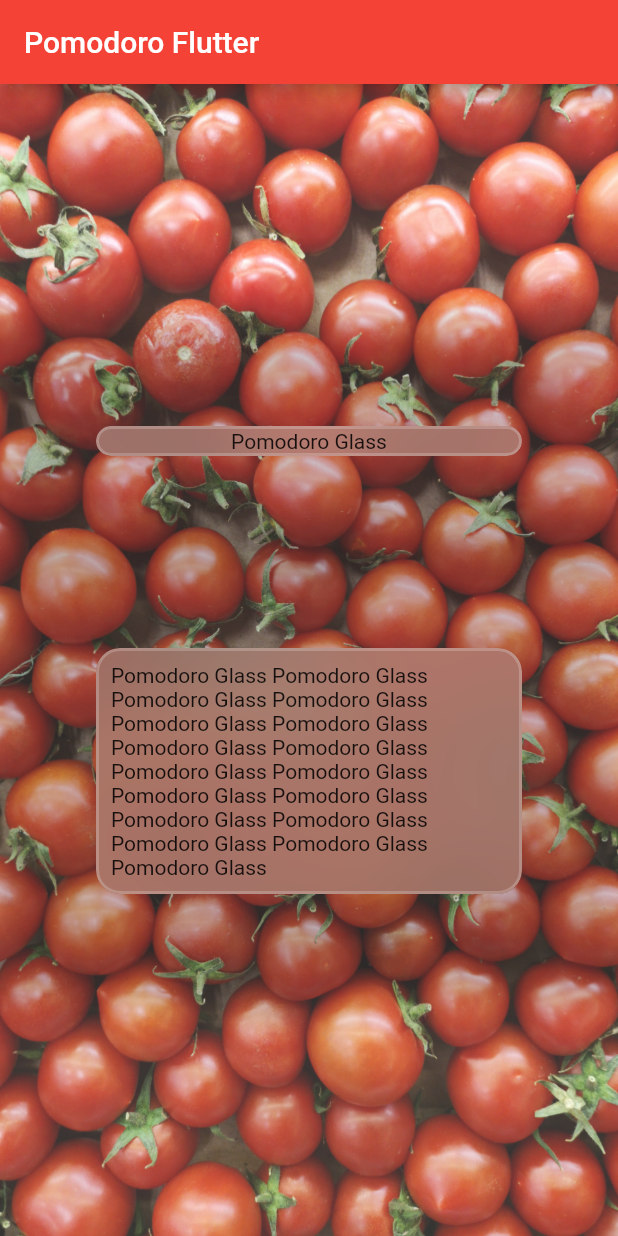
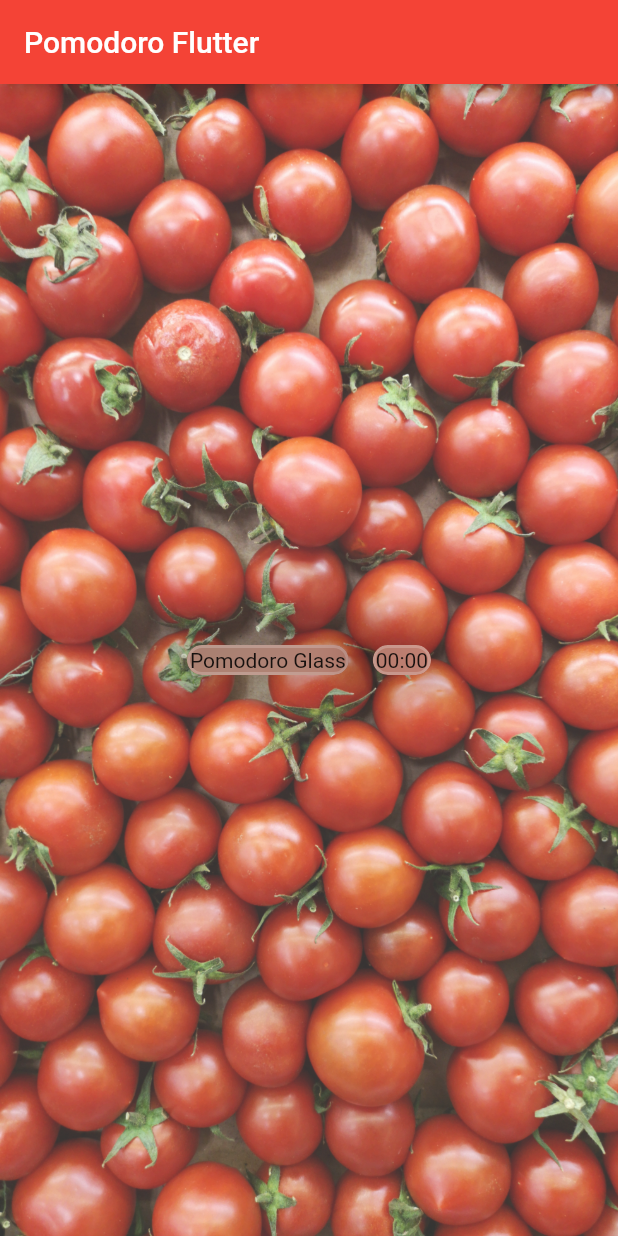
Before and after one commit to Keyband/pomodoro_flutter, a Flutter app: the screen it shows after launch, on a phone screen of 412 x 824 dp. Run offline on Flutter 3.47's test engine with Material 2 defaults, Android fonts, the phone set to English and light mode, and no system bars.

Commit message:
Found problems again

```diff
--- a/lib/main.dart
+++ b/lib/main.dart
@@ -67,21 +67,19 @@ class _MyHomePageState extends State<MyHomePage> {
           Center(
             child: Column(
               mainAxisAlignment: MainAxisAlignment.center,
-              crossAxisAlignment: CrossAxisAlignment.start,
+              crossAxisAlignment: CrossAxisAlignment.center,
               children: <Widget>[
-                GlassPanel(
-                  bExpandAndCenter: true,
-                  child: Text(
-                    'Pomodoro Glass',
-                    textAlign: TextAlign.left,
-                  ),
-                ),
-                GlassPanel(
-                  bExpandAndCenter: false,
-                  child: Text(
-                    'Pomodoro Glass Pomodoro Glass Pomodoro Glass Pomodoro Glass Pomodoro Glass Pomodoro Glass Pomodoro Glass Pomodoro Glass Pomodoro Glass Pomodoro Glass Pomodoro Glass Pomodoro Glass Pomodoro Glass Pomodoro Glass Pomodoro Glass Pomodoro Glass Pomodoro Glass ',
-                    textAlign: TextAlign.left,
-                  ),
+                Row(
+                  mainAxisAlignment: MainAxisAlignment.center,
+                  crossAxisAlignment: CrossAxisAlignment.center,
+                  children: <Widget>[
+                    GlassPanel(
+                      child: Text('Pomodoro Glass'),
+                    ),
+                    GlassPanel(
+                      child: Text('00:00'),
+                    )
+                  ],
                 )
               ],
             ),
@@ -99,7 +97,7 @@ class GlassPanel extends StatelessWidget {
   @override
   Widget build(BuildContext context) {
     return Container(
-      padding: EdgeInsets.all(64),
+      padding: EdgeInsets.all(8),
       decoration: BoxDecoration(boxShadow: [
         BoxShadow(
             blurRadius: 24,
```
